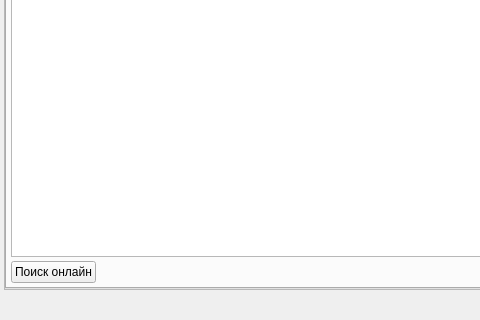
First picture: the form in Registry/ClientEditDialog.ui, repository rusingineer/KPS-Samson, before the edit; both pictures show x 0 to 480 and y 536 to 856 of the 1059 by 856 pixel window.
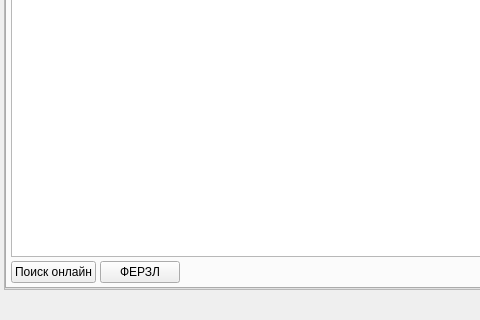
Second picture: the form after the edit. The open tabs and pages were chosen to show the change. Custom widgets are drawn as their Qt base class.

```diff
--- a/Registry/ClientEditDialog.ui
+++ b/Registry/ClientEditDialog.ui
@@ -218,7 +218,7 @@
         <x>0</x>
         <y>0</y>
         <width>1049</width>
-        <height>740</height>
+        <height>726</height>
        </rect>
       </property>
       <property name="currentIndex">
@@ -1766,7 +1766,7 @@
         <property name="spacing">
          <number>4</number>
         </property>
-        <item row="1" column="1">
+        <item row="1" column="2">
          <spacer name="horizontalSpacer_12">
           <property name="orientation">
            <enum>Qt::Horizontal</enum>
@@ -1789,6 +1789,13 @@
         <item row="0" column="0" colspan="3">
          <widget class="CInDocTableView" name="tblAttaches"/>
         </item>
+        <item row="1" column="1">
+         <widget class="QPushButton" name="btnFerzlAtach">
+          <property name="text">
+           <string>ФЕРЗЛ</string>
+          </property>
+         </widget>
+        </item>
        </layout>
       </widget>
       <widget class="QWidget" name="tabWork">
```
Left out of the diff: 2 changed lines with no effect on the pictures.
